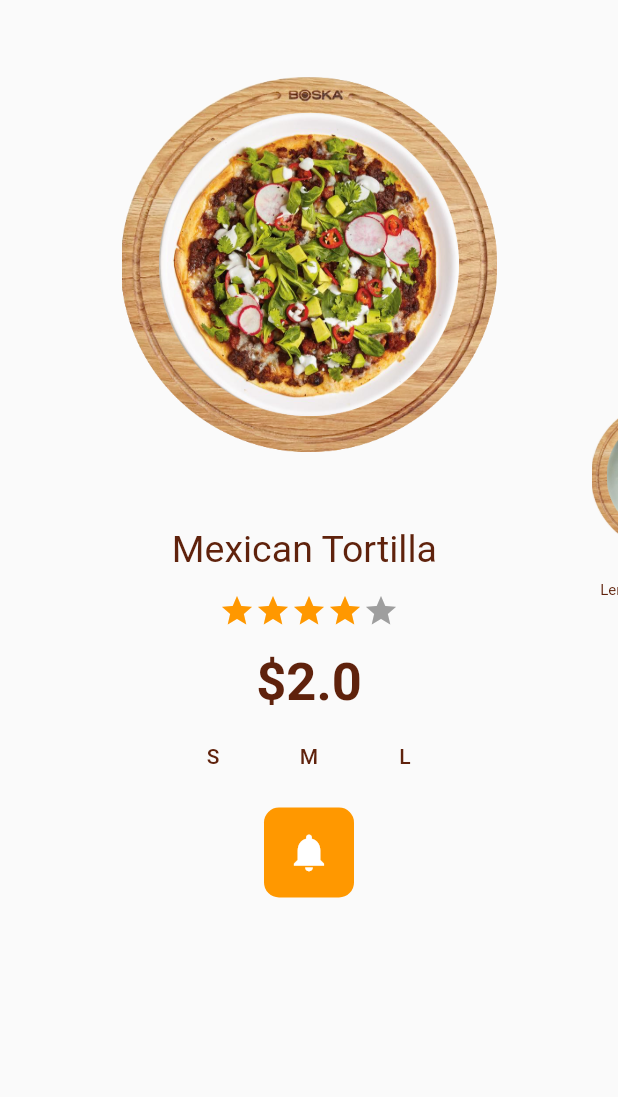
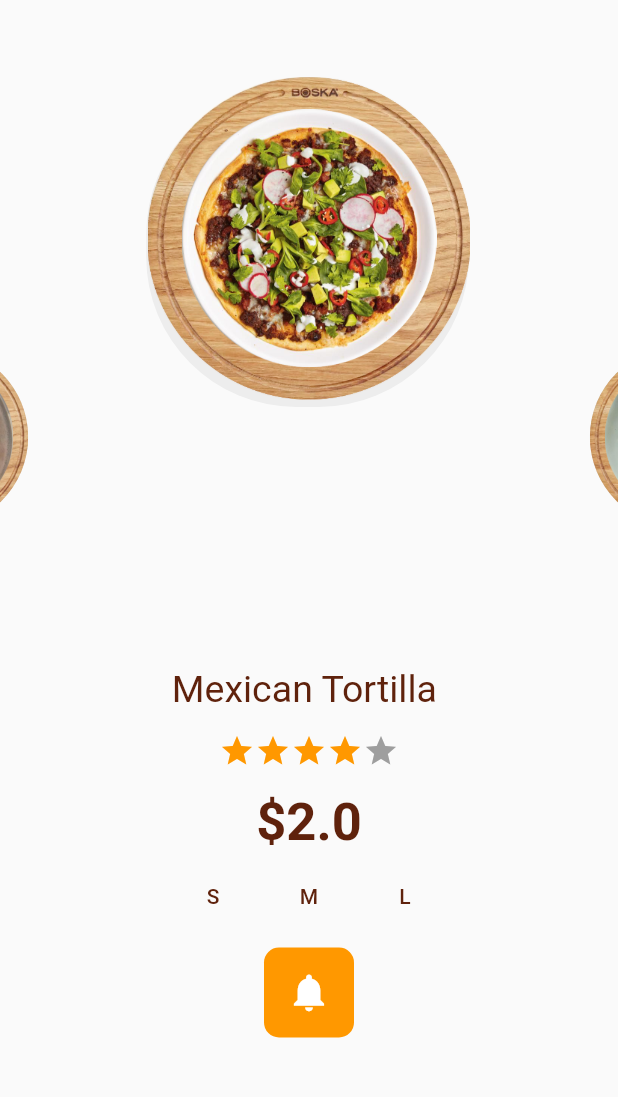
Before and after one commit to Ferrozo/flutter-animated-food-app-case-studies, a Flutter app: the screen it shows after launch, swiped to page 3, on a phone screen of 412 x 824 dp, the part 67-1164 px from its top. Run offline on Flutter 3.47's test engine with Material 2 defaults, Android fonts, the light colour scheme and no system bars.

Commit message:
dish animation done

```diff
--- a/lib/src/views/screens/home/home.dart
+++ b/lib/src/views/screens/home/home.dart
@@ -1,5 +1,3 @@
-import 'dart:math';
-
 import 'package:flutter/material.dart';
 import 'package:animated_food_app/src/views/widgets/export_widget.dart';
 
@@ -13,8 +11,8 @@ class HomePage extends StatefulWidget {
 }
 
 class _HomePageState extends State<HomePage> {
-  late PageController _pageController;
-  final int _currentIndex = 0;
+  final PageController _pageController = PageController(viewportFraction: 0.6);
+  int _currentPage = 0;
   final List<DishModel> dishList = [
     DishModel(
       name: 'Skillet Chicken',
@@ -32,7 +30,7 @@ class _HomePageState extends State<HomePage> {
       price: 2.0,
     ),
     DishModel(
-      name: 'Lemon-Garlic Skillet',
+      name: 'Lemon-Garlic',
       img: 'src/assets/04.png',
       price: 2.0,
     ),
@@ -44,8 +42,14 @@ class _HomePageState extends State<HomePage> {
   ];
   @override
   void initState() {
-    _pageController =
-        PageController(initialPage: _currentIndex, viewportFraction: 0.7);
+    _pageController.addListener(() {
+      int next = _pageController.page!.round();
+      if (_currentPage != next) {
+        setState(() {
+          _currentPage = next;
+        });
+      }
+    });
     super.initState();
   }
 
@@ -63,42 +67,25 @@ class _HomePageState extends State<HomePage> {
           const MainAppBar(),
           const SizedBox(height: 40),
           AspectRatio(
-            aspectRatio: 0.6,
+            aspectRatio: 1.2,
             child: PageView.builder(
               controller: _pageController,
-              physics: const ClampingScrollPhysics(),
+              // physics: const ClampingScrollPhysics(),
               itemCount: dishList.length,
-              itemBuilder: (context, index) {
-                return dishScroll(index);
+              itemBuilder: (_, currentIndex) {
+                bool activePage = currentIndex == _currentPage;
+                return DishCard(
+                  isActive: activePage,
+                  dishInfo: dishList[currentIndex],
+                );
               },
             ),
           ),
+          DishInfo(
+              dishTitle: dishList[_currentPage].name,
+              dishPrice: dishList[_currentPage].price),
         ],
       ),
     );
   }
-
-  Widget dishScroll(int index) {
-    return AnimatedBuilder(
-      animation: _pageController,
-      builder: ((context, child) {
-        double value = 0.0;
-        if (_pageController.position.haveDimensions) {
-          value = index.toDouble() - (_pageController.page ?? 0.2);
-          value = (value * 0.02).clamp(-1, 1);
-        }
-        return Transform.translate(
-          offset: index == _pageController.page
-              ? const Offset(0, 0)
-              : const Offset(-50, 10),
-          child: Transform.scale(
-            scale: index == _pageController.page ? 1 : 0.4,
-            child: DishCard(
-              dishInfo: dishList[index],
-            ),
-          ),
-        );
-      }),
-    );
-  }
 }
--- a/lib/src/views/widgets/dish_card/dish_card.dart
+++ b/lib/src/views/widgets/dish_card/dish_card.dart
@@ -5,113 +5,46 @@ class DishCard extends StatelessWidget {
   const DishCard({
     Key? key,
     required this.dishInfo,
+    required this.isActive,
   }) : super(key: key);
 
   final DishModel dishInfo;
+  final bool isActive;
 
   @override
   Widget build(BuildContext context) {
+    final double width = isActive ? 215.0 : 120;
+    final double height = isActive ? 215.0 : 120;
+    final double dishSize = isActive ? 170.0 : 100;
     return Column(
       children: <Widget>[
-        Container(
+        Transform.translate(
+          offset: Offset(0, isActive ? 0 : 180),
+          child: AnimatedContainer(
+            curve: Curves.easeIn,
+            duration: const Duration(microseconds: 10),
             alignment: Alignment.center,
-          width: 250,
-          height: 250,
-          decoration: const BoxDecoration(
-            image: DecorationImage(
+            width: width,
+            height: height,
+            decoration: BoxDecoration(
+                borderRadius: BorderRadius.circular(100),
+                image: const DecorationImage(
                   image: AssetImage('src/assets/board_dish.png'),
                   fit: BoxFit.cover,
                 ),
-          ),
+                boxShadow: [
+                  BoxShadow(
+                      color: const Color.fromARGB(16, 35, 35, 35),
+                      offset:
+                          isActive ? const Offset(-1, 5) : const Offset(0, 0)),
+                ]),
             child: Image.asset(
               dishInfo.img,
-            width: 200,
-          ),
-        ),
-        const SizedBox(height: 50),
-        Text(
-          overflow: TextOverflow.ellipsis,
-          maxLines: 1,
-          dishInfo.name,
-          style: const TextStyle(
-            fontSize: 25,
-            color: Color.fromARGB(255, 95, 34, 12),
-          ),
-        ),
-        const SizedBox(height: 15),
-        Row(
-          mainAxisAlignment: MainAxisAlignment.center,
-          children: [
-            for (int i = 0; i <= 4; i++)
-              Icon(
-                Icons.star,
-                color: i != 4 ? Colors.orange : Colors.grey,
-              ),
-          ],
-        ),
-        const SizedBox(height: 15),
-        Text(
-          '\$${dishInfo.price}',
-          style: const TextStyle(
-            color: Color.fromARGB(255, 95, 34, 12),
-            fontSize: 35,
-            fontWeight: FontWeight.bold,
-          ),
-        ),
-        const SizedBox(height: 5),
-        Row(
-          mainAxisAlignment: MainAxisAlignment.center,
-          children: [
-            TextButton(
-              onPressed: () {},
-              child: const Text(
-                'S',
-                style: TextStyle(
-                  color: Color.fromARGB(255, 95, 34, 12),
-                ),
-              ),
-            ),
-            TextButton(
-              onPressed: () {},
-              child: const Text(
-                'M',
-                style: TextStyle(
-                  color: Color.fromARGB(255, 95, 34, 12),
-                ),
-              ),
-            ),
-            TextButton(
-              onPressed: () {},
-              child: const Text(
-                'L',
-                style: TextStyle(
-                  color: Color.fromARGB(255, 95, 34, 12),
+              width: dishSize,
             ),
           ),
         ),
       ],
-        ),
-        const SizedBox(height: 10),
-        Align(
-          alignment: Alignment.center,
-          child: Container(
-            decoration: BoxDecoration(
-              color: Colors.orange,
-              borderRadius: BorderRadius.circular(10),
-            ),
-            height: 60,
-            width: 60,
-            child: IconButton(
-              icon: const Icon(
-                Icons.notifications,
-                color: Colors.white,
-                size: 30,
-              ),
-              onPressed: () {},
-            ),
-          ),
-        )
-      ],
     );
   }
 }
--- /dev/null
+++ b/lib/src/views/widgets/dish_info/dish_info.dart
@@ -0,0 +1,103 @@
+import 'package:flutter/material.dart';
+
+class DishInfo extends StatelessWidget {
+  const DishInfo({
+    Key? key,
+    required this.dishTitle,
+    required this.dishPrice,
+  }) : super(key: key);
+
+  final String dishTitle;
+  final double dishPrice;
+
+  @override
+  Widget build(BuildContext context) {
+    return Column(
+      children: <Widget>[
+        const SizedBox(height: 50),
+        Text(
+          overflow: TextOverflow.ellipsis,
+          maxLines: 1,
+          dishTitle,
+          style: const TextStyle(
+            fontSize: 25,
+            color: Color.fromARGB(255, 95, 34, 12),
+          ),
+        ),
+        const SizedBox(height: 15),
+        Row(
+          mainAxisAlignment: MainAxisAlignment.center,
+          children: [
+            for (int i = 0; i <= 4; i++)
+              Icon(
+                Icons.star,
+                color: i != 4 ? Colors.orange : Colors.grey,
+              ),
+          ],
+        ),
+        const SizedBox(height: 15),
+        Text(
+          '\$$dishPrice',
+          style: const TextStyle(
+            color: Color.fromARGB(255, 95, 34, 12),
+            fontSize: 35,
+            fontWeight: FontWeight.bold,
+          ),
+        ),
+        const SizedBox(height: 5),
+        Row(
+          mainAxisAlignment: MainAxisAlignment.center,
+          children: [
+            TextButton(
+              onPressed: () {},
+              child: const Text(
+                'S',
+                style: TextStyle(
+                  color: Color.fromARGB(255, 95, 34, 12),
+                ),
+              ),
+            ),
+            TextButton(
+              onPressed: () {},
+              child: const Text(
+                'M',
+                style: TextStyle(
+                  color: Color.fromARGB(255, 95, 34, 12),
+                ),
+              ),
+            ),
+            TextButton(
+              onPressed: () {},
+              child: const Text(
+                'L',
+                style: TextStyle(
+                  color: Color.fromARGB(255, 95, 34, 12),
+                ),
+              ),
+            ),
+          ],
+        ),
+        const SizedBox(height: 10),
+        Align(
+          alignment: Alignment.center,
+          child: Container(
+            decoration: BoxDecoration(
+              color: Colors.orange,
+              borderRadius: BorderRadius.circular(10),
+            ),
+            height: 60,
+            width: 60,
+            child: IconButton(
+              icon: const Icon(
+                Icons.notifications,
+                color: Colors.white,
+                size: 30,
+              ),
+              onPressed: () {},
+            ),
+          ),
+        )
+      ],
+    );
+  }
+}
--- a/lib/src/views/widgets/export_widget.dart
+++ b/lib/src/views/widgets/export_widget.dart
@@ -1,2 +1,3 @@
 export 'appbar/appbar.dart';
 export 'dish_card/dish_card.dart';
+export 'dish_info/dish_info.dart';
```
Lines whose indentation alone changed are shown as unchanged.
